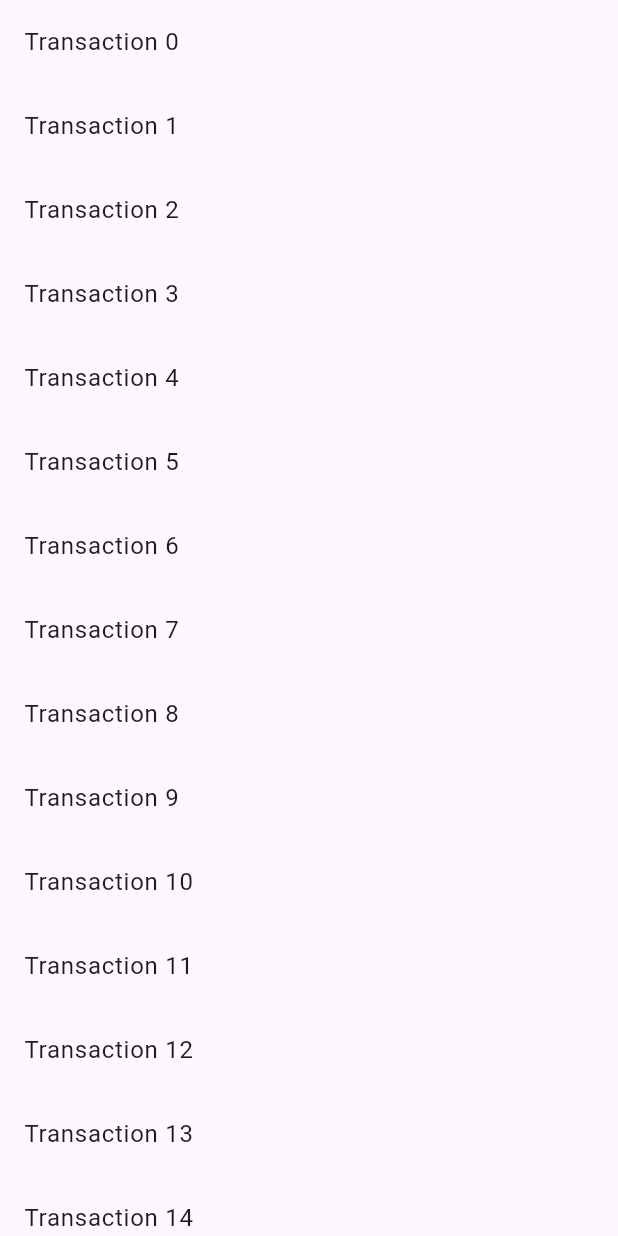
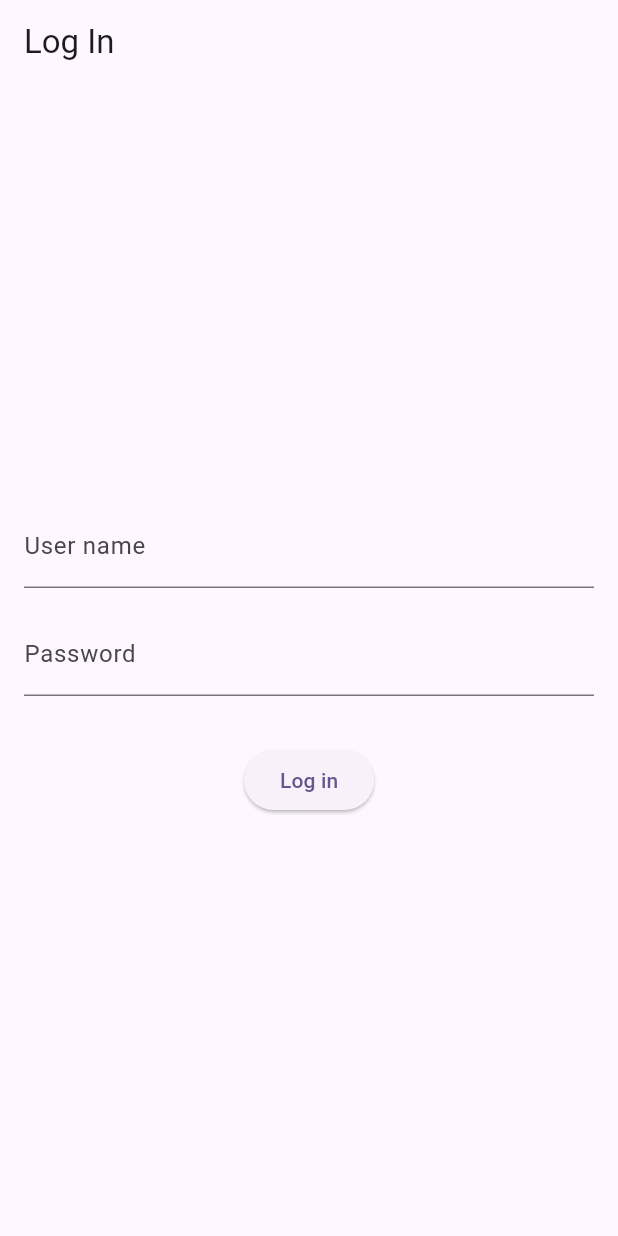
Before and after one commit to KlGleb/flutter_transactions, a Flutter app: the screen it shows after launch, on a phone screen of 412 x 824 dp. Run offline on Flutter 3.47's test engine with Material 2 defaults, Android fonts, the phone set to English and light mode, and no system bars; our stand-ins replace flutter_redux, get_it, redux, routemaster, rxdart.

Commit message:
Add navigation

```diff
--- /dev/null
+++ b/lib/core/domain/auth_repository.dart
@@ -0,0 +1,7 @@
+abstract class AuthRepository {
+  Future logIn(String userName, String password);
+
+  Future logOut();
+
+  Stream<bool> get loginStatus;
+}
--- /dev/null
+++ b/lib/core/redux/actions.dart
@@ -0,0 +1,16 @@
+sealed
+
+class AuthAction {}
+
+class Login extends AuthAction {
+  final String userName;
+  final String password;
+
+  Login(this.userName, this.password);
+}
+
+class Logout extends AuthAction {}
+
+class LoginSuccess extends AuthAction {}
+
+class LogoutSuccess extends AuthAction {}
--- /dev/null
+++ b/lib/core/redux/app_state.dart
@@ -0,0 +1,24 @@
+import 'package:flutter/foundation.dart';
+
+@immutable
+class AppState {
+  final AuthState authState;
+
+  const AppState(this.authState);
+}
+
+sealed
+
+class AuthState {}
+
+class Unauthorized extends AuthState {
+  bool inProgress;
+
+  Unauthorized(this.inProgress);
+}
+
+class Authorized extends AuthState {
+  bool inProgress;
+
+  Authorized(this.inProgress);
+}
--- a/lib/core/router/router.dart
+++ b/lib/core/router/router.dart
@@ -1,20 +1,28 @@
-import 'package:go_router/go_router.dart';
+import 'package:flutter/material.dart';
+import 'package:routemaster/routemaster.dart';
+import 'package:transactions/features/donut/presentation/donut_screen.dart';
+import 'package:transactions/features/home/presentation/home_screen.dart';
+import 'package:transactions/features/login/presentation/login_screen.dart';
 import 'package:transactions/features/transaction_details/presentation/transaction_details_screen.dart';
 import 'package:transactions/features/transactions/presentation/transactions_screen.dart';
 
-final router = GoRouter(
-  initialLocation: '/',
-  routes: [
-    GoRoute(
-      path: '/',
-      builder: (context, state) => const TransactionsScreen(),
-      routes: [
-        GoRoute(
-          path: ':transactionId',
-          builder: (context, state) => TransactionDetailsScreen(id: state.pathParameters['transactionId']!),
-        ),
-      ],
-    ),
-  ],
-  debugLogDiagnostics: true,
+final routes = RouteMap(
+    onUnknownRoute: (_) => const Redirect('/'),
+    routes: {
+      '/': (_) =>
+      const TabPage(
+        child: HomeScreen(),
+        paths: ['/transactions', '/donut'],
+      ),
+      '/transactions': (_) => const MaterialPage(child: TransactionsScreen()),
+      '/donut': (_) => const MaterialPage(child: DonutScreen()),
+      '/transaction/:id': (info) => MaterialPage(child: TransactionDetailsScreen(id: info.pathParameters['id']!)),
+    }
 );
+
+final unauthorisedRoutes = RouteMap(
+    onUnknownRoute: (_) => const Redirect('/login'),
+    routes: {
+      '/login': (_) => const MaterialPage(child: LoginScreen()),
+    }
+);
--- /dev/null
+++ b/lib/features/login/presentation/login_screen.dart
@@ -0,0 +1,40 @@
+import 'package:flutter/material.dart';
+import 'package:flutter_redux/flutter_redux.dart';
+import 'package:transactions/core/redux/actions.dart';
+import 'package:transactions/core/redux/app_state.dart';
+import 'package:transactions/features/login/presentation/login_screen_vm.dart';
+
+class LoginScreen extends StatelessWidget {
+  const LoginScreen({Key? key}) : super(key: key);
+
+  @override
+  Widget build(BuildContext context) {
+    return Scaffold(
+      appBar: AppBar(title: const Text('Log In')),
+      body: Padding(
+        padding: const EdgeInsets.all(16.0),
+        child: Column(
+          mainAxisAlignment: MainAxisAlignment.center,
+          children: [
+            const TextField(decoration: InputDecoration(labelText: 'User name')),
+            const SizedBox(height: 16.0),
+            const TextField(
+              decoration: InputDecoration(labelText: 'Password'),
+              obscureText: true,
+            ),
+            const SizedBox(height: 32.0),
+            StoreConnector<AppState, LoginScreenViewModel>(
+              converter: (store) => LoginScreenViewModel(store),
+              builder: (BuildContext context, vm) {
+                return ElevatedButton(
+                  onPressed: () => vm.onLogin('userName', 'password'),
+                  child: const Text('Log in'),
+                );
+              },
+            ),
+          ],
+        ),
+      ),
+    );
+  }
+}
--- /dev/null
+++ b/lib/features/login/presentation/login_screen_vm.dart
@@ -0,0 +1,11 @@
+import 'package:redux/redux.dart';
+import 'package:transactions/core/redux/actions.dart';
+import 'package:transactions/core/redux/app_state.dart';
+
+class LoginScreenViewModel {
+  final Store<AppState> _store;
+
+  LoginScreenViewModel(this._store);
+
+  void onLogin(String userName, String password) => _store.dispatch(Login('userName', 'password'));
+}
--- a/lib/features/transaction_details/presentation/transaction_details_screen.dart
+++ b/lib/features/transaction_details/presentation/transaction_details_screen.dart
@@ -7,6 +7,9 @@ class TransactionDetailsScreen extends StatelessWidget {
 
   @override
   Widget build(BuildContext context) {
-    return Scaffold(body: Text(id));
+    return Scaffold(
+      appBar: AppBar(title: Text('Transaction $id')),
+      body: Center(child: Text(id)),
+    );
   }
 }
--- a/lib/main.dart
+++ b/lib/main.dart
@@ -1,24 +1,43 @@
 import 'package:flutter/material.dart';
+import 'package:flutter_redux/flutter_redux.dart';
+import 'package:get_it/get_it.dart';
+import 'package:redux/redux.dart';
+import 'package:routemaster/routemaster.dart';
+import 'package:transactions/core/di/init_dependencies.dart';
+import 'package:transactions/core/domain/auth_repository.dart';
+import 'package:transactions/core/redux/app_state.dart';
+import 'package:transactions/core/redux/middlewares.dart';
+import 'package:transactions/core/redux/reducers.dart';
 import 'package:transactions/core/router/router.dart';
 
 void main() {
+  initDependencies();
   runApp(const MyApp());
 }
+
 
 class MyApp extends StatelessWidget {
   const MyApp({super.key});
 
-  // This widget is the root of your application.
   @override
   Widget build(BuildContext context) {
-    return MaterialApp.router(
-      routerConfig: router,
-      title: 'Flutter Demo',
-      theme: ThemeData(
-        colorScheme: ColorScheme.fromSeed(seedColor: Colors.deepPurple),
-        useMaterial3: true,
+    return StoreProvider<AppState>(
+      store: getIt<Store<AppState>>(),
+      child: StoreConnector<AppState, AppState>(
+        converter: (store) => store.state,
+        builder: (context, vm) =>
+            MaterialApp.router(
+              routerDelegate: RoutemasterDelegate(
+                routesBuilder: (context) => vm.authState is Unauthorized ? unauthorisedRoutes : routes,
+              ),
+              routeInformationParser: const RoutemasterParser(),
+              title: 'Flutter Demo',
+              theme: ThemeData(
+                colorScheme: ColorScheme.fromSeed(seedColor: Colors.deepPurple),
+                useMaterial3: true,
+              ),
+            ),
       ),
-      // home: const MyHomePage(title: 'Flutter Demo Home Page'),
     );
   }
 }
```
Also changed, not shown: lib/core/data/auth_repository_impl.dart (added, +16 -0 lines), lib/core/di/init_dependencies.dart (added, +23 -0 lines), lib/core/redux/middlewares.dart (added, +24 -0 lines), lib/core/redux/reducers.dart (added, +24 -0 lines), lib/features/donut/presentation/donut_screen.dart (added, +10 -0 lines), lib/features/home/presentation/home_screen.dart (added, +43 -0 lines), lib/features/home/presentation/home_screen_vm.dart (added, +11 -0 lines), lib/features/transactions/presentation/transactions_screen.dart (+17 -10 lines), lib/features/transactions/presentation/transactions_screen_vm.dart (added, +9 -0 lines), pubspec.yaml (+5 -46 lines), pubspec.lock.
